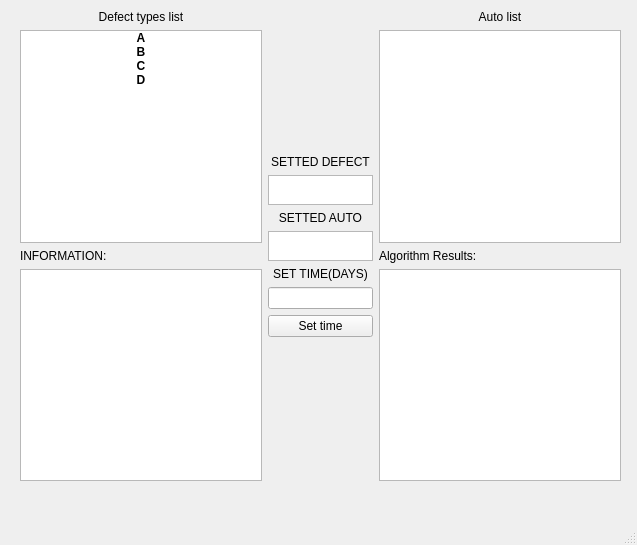
Qt form mainwindow.ui (paulpCODE/QtExamWinter) before a commit.
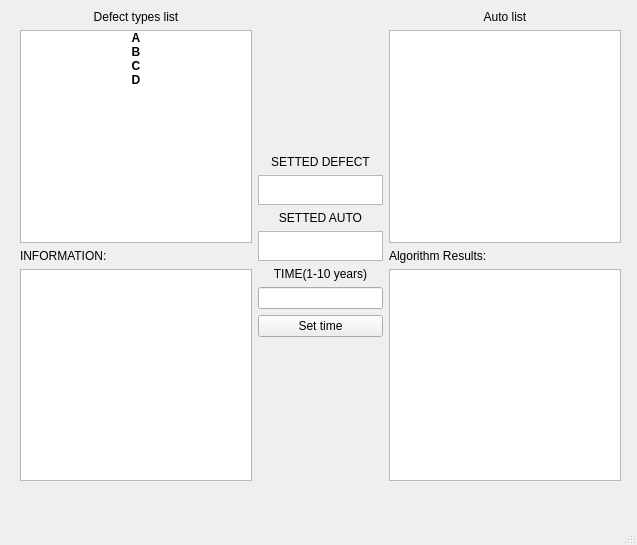
The same form after that commit.

What changed in the file:
```diff
--- a/mainwindow.ui
+++ b/mainwindow.ui
@@ -14,7 +14,7 @@
    <string>MainWindow</string>
   </property>
   <widget class="QWidget" name="centralwidget">
-   <widget class="QWidget" name="">
+   <widget class="QWidget" name="layoutWidget">
     <property name="geometry">
      <rect>
       <x>20</x>
@@ -175,7 +175,7 @@
         <widget class="QTextBrowser" name="SettedDefect">
          <property name="maximumSize">
           <size>
-           <width>120</width>
+           <width>150</width>
            <height>30</height>
           </size>
          </property>
@@ -202,7 +202,7 @@
         <widget class="QTextBrowser" name="SettedAuto">
          <property name="maximumSize">
           <size>
-           <width>120</width>
+           <width>150</width>
            <height>30</height>
           </size>
          </property>
@@ -218,7 +218,7 @@
        <item>
         <widget class="QLabel" name="z7">
          <property name="text">
-          <string>SET TIME(DAYS)</string>
+          <string>TIME(1-10 years)</string>
          </property>
          <property name="alignment">
           <set>Qt::AlignCenter</set>
```
